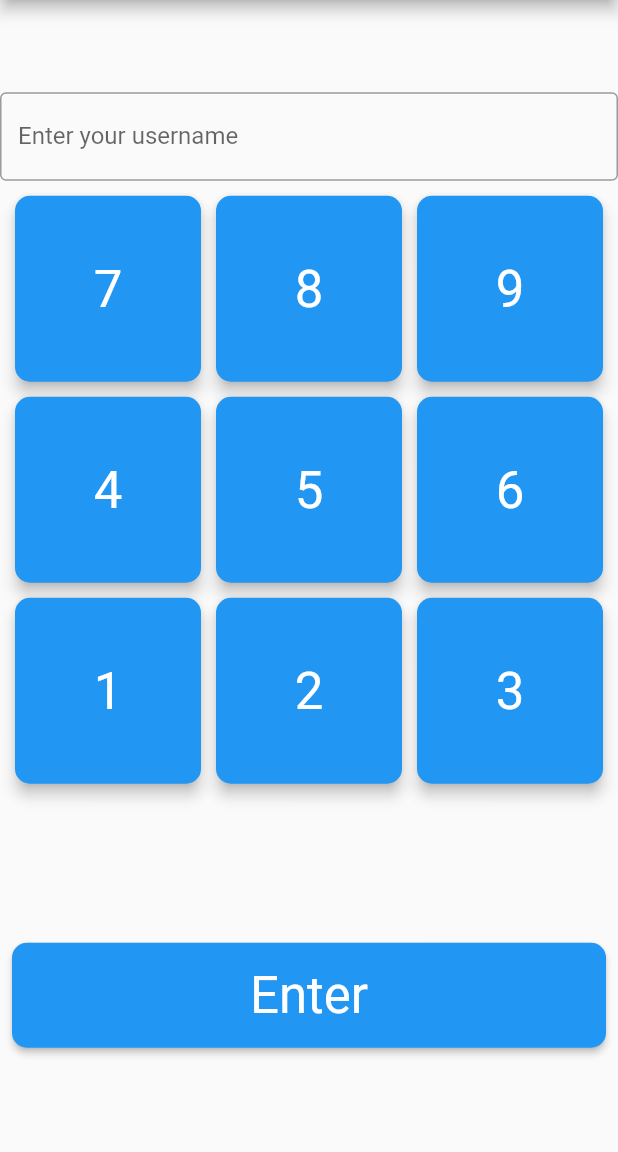
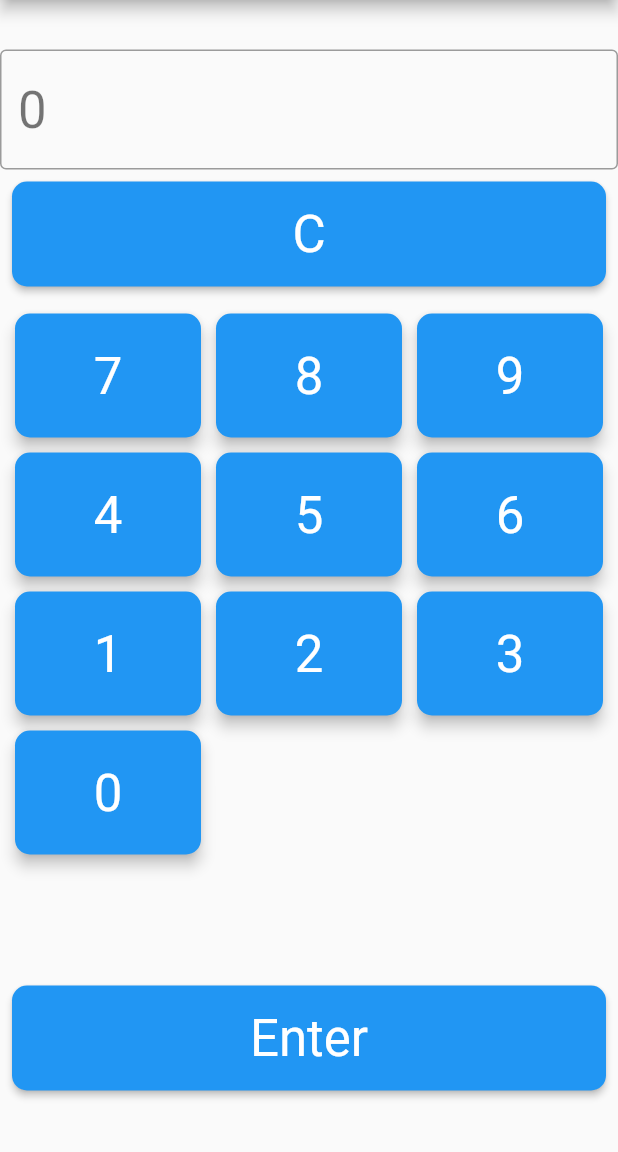
Before and after one commit to zonoise/flutter1, a Flutter app: the screen it shows after launch, on a phone screen of 412 x 824 dp, the part 84-1236 px from its top. Run offline on Flutter 3.47's test engine with Material 2 defaults, Android fonts, the phone set to English and light mode, and no system bars.

Commit message:
add clear button

```diff
--- a/lib/main.dart
+++ b/lib/main.dart
@@ -5,7 +5,7 @@ void main() {
 }
 
 class MyApp extends StatelessWidget {
-  const MyApp({super.key});
+  const MyApp({Key? key}) : super(key: key);
 
   // This widget is the root of your application.
   @override
@@ -49,6 +49,19 @@ class MyHomePage extends StatefulWidget {
 
 class _MyHomePageState extends State<MyHomePage> {
   int _counter = 0;
+  int _number = 0;
+
+  void _addNumber(int num) {
+    setState(() {
+      _number = _number * 10 + num;
+    });
+  }
+
+  void _clearNumber() {
+    setState(() {
+      _number = 0;
+    });
+  }
 
   void _incrementCounter() {
     setState(() {
@@ -97,14 +110,25 @@ class _MyHomePageState extends State<MyHomePage> {
 
           children: <Widget>[
             TextFormField(
+              controller: TextEditingController(text: _number.toString()),
               decoration: const InputDecoration(
                 border: OutlineInputBorder(),
-                labelText: 'Enter your username',
+                // labelText: 'Enter your username',
               ),
+              style: Theme.of(context).textTheme.headlineMedium,
             ),
-            const SizedBox(
-              height: 500,
-              child: NumberKeyWidget(),
+            Padding(
+              padding: const EdgeInsets.all(8.0),
+              child: SizedBox(
+                  width: double.infinity,
+                  height: 70,
+                  child: ClearButtonWidget(onPressed: _clearNumber)),
+            ),
+            SizedBox(
+              height: 450,
+              child: NumberKeyWidget(
+                onPressed: _addNumber,
+              ),
             ),
             Padding(
               padding: const EdgeInsets.all(8.0),
@@ -112,7 +136,7 @@ class _MyHomePageState extends State<MyHomePage> {
                 width: double.infinity,
                 height: 70,
                 child: ElevatedButton(
-                    onPressed: (){},
+                    onPressed: () {},
                     style: ElevatedButton.styleFrom(
                       textStyle: Theme.of(context).textTheme.headlineMedium,
                       shape: RoundedRectangleBorder(
@@ -131,9 +155,12 @@ class _MyHomePageState extends State<MyHomePage> {
 }
 
 class NumberKeyWidget extends StatelessWidget {
+  final void Function(int) onPressed;
+
   const NumberKeyWidget({
-    super.key,
-  });
+    required this.onPressed,
+    Key? key,
+  }) : super(key: key);
 
   @override
   Widget build(BuildContext context) {
@@ -142,37 +169,39 @@ class NumberKeyWidget extends StatelessWidget {
       padding: const EdgeInsets.all(10),
       crossAxisSpacing: 10,
       mainAxisSpacing: 10,
+      childAspectRatio: 1.5, // width/height
       crossAxisCount: 3,
-      children: const <Widget>[
-        NumberButtonWidget(number: 7),
-        NumberButtonWidget(number: 8),
-        NumberButtonWidget(number: 9),
-        NumberButtonWidget(number: 4),
-        NumberButtonWidget(number: 5),
-        NumberButtonWidget(number: 6),
-        NumberButtonWidget(number: 1),
-        NumberButtonWidget(number: 2),
-        NumberButtonWidget(number: 3),
+      children: <Widget>[
+        NumberButtonWidget(onPressed: onPressed, number: 7),
+        NumberButtonWidget(onPressed: onPressed, number: 8),
+        NumberButtonWidget(onPressed: onPressed, number: 9),
+        NumberButtonWidget(onPressed: onPressed, number: 4),
+        NumberButtonWidget(onPressed: onPressed, number: 5),
+        NumberButtonWidget(onPressed: onPressed, number: 6),
+        NumberButtonWidget(onPressed: onPressed, number: 1),
+        NumberButtonWidget(onPressed: onPressed, number: 2),
+        NumberButtonWidget(onPressed: onPressed, number: 3),
+        NumberButtonWidget(onPressed: onPressed, number: 0),
       ],
-    );
-  }
-
-  Widget buildButtonContainer(String text) {
-    return const NumberButtonWidget(
-      number: 1,
     );
   }
 }
 
 class NumberButtonWidget extends StatelessWidget {
-  const NumberButtonWidget({Key? key, required this.number}) : super(key: key);
+  const NumberButtonWidget(
+      {Key? key, required this.number, required this.onPressed})
+      : super(key: key);
+
+  final void Function(int) onPressed;
 
   final int number;
 
   @override
   Widget build(BuildContext context) {
     return ElevatedButton(
-        onPressed: () {},
+        onPressed: () {
+          onPressed(number);
+        },
         style: ElevatedButton.styleFrom(
           shape: RoundedRectangleBorder(
             borderRadius: BorderRadius.circular(10),
@@ -183,3 +212,25 @@ class NumberButtonWidget extends StatelessWidget {
         child: Text(number.toString()));
   }
 }
+
+class ClearButtonWidget extends StatelessWidget {
+  const ClearButtonWidget({Key? key, required this.onPressed})
+      : super(key: key);
+
+  final VoidCallback onPressed;
+
+  @override
+  Widget build(BuildContext context) {
+    return ElevatedButton(
+        onPressed: () {
+          onPressed();
+        },
+        style: ElevatedButton.styleFrom(
+          textStyle: Theme.of(context).textTheme.headlineMedium,
+          shape: RoundedRectangleBorder(
+            borderRadius: BorderRadius.circular(10),
+          ),
+        ),
+        child: const Text("C"));
+  }
+}
```
